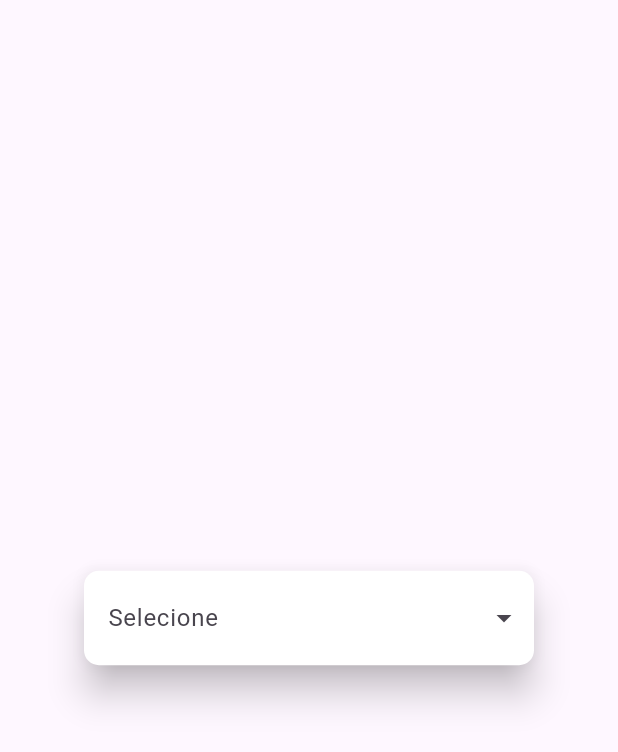
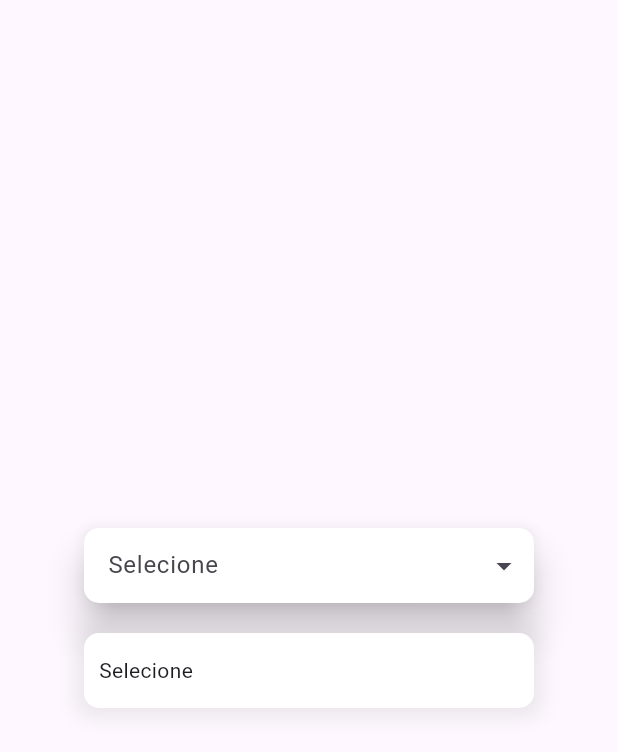
Before and after one commit to Lorenzobettega/simplesearchdropdown, a Flutter app: the screen it shows after launch, on a phone screen of 412 x 824 dp. Shown: the top 752 px of the screen. Run offline on Flutter 3.47's test engine with Material 2 defaults, Android fonts, the light colour scheme and no system bars.

Commit message:
faltando embelezamento mas tudo pronto

```diff
--- a/lib/main.dart
+++ b/lib/main.dart
@@ -1,4 +1,5 @@
 import 'package:flutter/material.dart';
+import 'package:searchdialog/multiple/multiple_dialog.dart';
 import 'package:searchdialog/single/searchdialog.dart';
 
 void main() {
@@ -26,16 +27,23 @@ class MyHomePage extends StatelessWidget {
 
   @override
   Widget build(BuildContext context) {
+    final listitems = ['A', 'B', 'C', 'D', 'E'];
     final TextEditingController controllerbar = TextEditingController();
     return Scaffold(
-      body: Column(
-        mainAxisAlignment: MainAxisAlignment.center,
-        children: [
-          Center(
-              child: SearchDialog(
-                  controllerBar: controllerbar,
-                  listItens: const ['A', 'B', 'C', 'D', 'E'])),
-        ],
+      body: Center(
+        child: Column(
+          mainAxisAlignment: MainAxisAlignment.center,
+          children: [
+            SearchDialog(
+                controllerBar: controllerbar,
+                listItens: listitems
+            ),
+            const SizedBox(height: 20,),
+            MultipleDialog(
+              listItems: listitems,
+            )
+          ],
+        ),
       ),
     );
   }
--- a/lib/multiple/multiple_dialog.dart
+++ b/lib/multiple/multiple_dialog.dart
@@ -3,7 +3,9 @@ import 'package:searchdialog/extensions.dart';
 import 'package:searchdialog/multiple/content_dialog_multiple.dart';
 
 class MultipleDialog extends StatefulWidget {
-  const MultipleDialog({super.key});
+  const MultipleDialog({super.key,required this.listItems});
+
+  final List<String> listItems;
 
   @override
   State<MultipleDialog> createState() => _MultipleDialogState();
@@ -37,10 +39,15 @@ class _MultipleDialogState extends State<MultipleDialog> {
     });
   }
 
-   void showOverlay(BuildContext context,) {
-    final RenderBox overlay = Overlay.of(context).context.findRenderObject() as RenderBox;
-    final RenderBox widgetPosition = overlayKey.currentContext!.findRenderObject() as RenderBox;
-    final Offset offset = widgetPosition.localToGlobal(Offset.zero, ancestor: overlay);
+  void showOverlay(
+    BuildContext context,
+  ) {
+    final RenderBox overlay =
+        Overlay.of(context).context.findRenderObject() as RenderBox;
+    final RenderBox widgetPosition =
+        overlayKey.currentContext!.findRenderObject() as RenderBox;
+    final Offset offset =
+        widgetPosition.localToGlobal(Offset.zero, ancestor: overlay);
 
     overlayEntry = OverlayEntry(
       builder: (context) => Stack(
@@ -60,12 +67,7 @@ class _MultipleDialogState extends State<MultipleDialog> {
               color: Colors.transparent,
               child: ContentMultiple(
                 onItemSelected: (value) => onItemSelected(value),
-                listItens: const [
-                  'A',
-                  'B',
-                  'C',
-                  'D',
-                ],
+                listItens: widget.listItems,
                 selectedItens: selectedItems,
               ),
             ),
@@ -89,7 +91,7 @@ class _MultipleDialogState extends State<MultipleDialog> {
       width: 300,
       child: InkWell(
         key: overlayKey,
-        onTap:  () {
+        onTap: () {
           if (overlayEntry == null) {
             showOverlay(context);
           } else {
@@ -113,12 +115,12 @@ class _MultipleDialogState extends State<MultipleDialog> {
           ),
           child: Padding(
             padding: const EdgeInsets.symmetric(horizontal: 10),
-            child: ScrollConfiguration(
+            child: selectedItems.isNotEmpty
+              ? ScrollConfiguration(
                   behavior: MyCustomScrollBehavior(),
                   child: ListView.separated(
                     scrollDirection: Axis.horizontal,
-                separatorBuilder: (context, index) =>
-                    const SizedBox(width: 5),
+                    separatorBuilder: (context, index) => const SizedBox(width: 5),
                     itemCount: selectedItems.length,
                     itemBuilder: (context, index) {
                       return Card(
@@ -126,14 +128,13 @@ class _MultipleDialogState extends State<MultipleDialog> {
                         elevation: 10,
                         child: Padding(
                           padding: const EdgeInsets.symmetric(
-                          horizontal: 20, vertical: 5),
+                              horizontal: 50, vertical: 5),
                           child: Row(
                             mainAxisAlignment: MainAxisAlignment.spaceBetween,
                             children: [
                               Text(selectedItems[index]),
                               InkWell(
-                            onTap: () =>
-                                onItemSelected(selectedItems[index]),
+                                onTap: () => onItemSelected(selectedItems[index]),
                                 child: const Icon(Icons.close),
                               )
                             ],
@@ -142,7 +143,14 @@ class _MultipleDialogState extends State<MultipleDialog> {
                       );
                     },
                   ),
-            ),
+                )
+                : const Column(
+                  mainAxisAlignment: MainAxisAlignment.center,
+                  crossAxisAlignment: CrossAxisAlignment.start,
+                  children: [
+                    Text('Selecione',textAlign: TextAlign.start,),
+                  ],
+                )
           ),
         ),
       ),
--- a/lib/single/searchdialog.dart
+++ b/lib/single/searchdialog.dart
@@ -46,7 +46,6 @@ class SearchDialog extends StatefulWidget {
 }
 
 class SearchDialogState extends State<SearchDialog> {
-
   @override
   void initState() {
     super.initState();
@@ -142,7 +141,7 @@ class SearchDialogState extends State<SearchDialog> {
     overlayEntry = null;
     setState(() {
       aberto = !aberto;
-      if(val!= null) widget.controllerBar.text = val;
+      if (val != null) widget.controllerBar.text = val;
     });
   }
 
@@ -150,10 +149,29 @@ class SearchDialogState extends State<SearchDialog> {
   Widget build(BuildContext context) {
     return SizedBox(
       width: widget.width,
-      height: 63,
+      height: 50,
       child: SearchBar(
         key: overlayKey,
-        trailing: widget.actions ?? [aberto ? const Icon(Icons.arrow_drop_up) : const Icon(Icons.arrow_drop_down)],
+        trailing: widget.actions ??
+            [
+              aberto
+                  ? const Icon(Icons.arrow_drop_up)
+                  : const Icon(Icons.arrow_drop_down),
+              Visibility(
+                visible: widget.controllerBar.text != '',
+                child: Row(
+                  children: [
+                    const SizedBox(
+                      width: 5,
+                    ),
+                    IconButton(
+                      onPressed: () => widget.controllerBar.clear(),
+                      icon: const Icon(Icons.clear)
+                    ),
+                  ],
+                ),
+              ),
+            ],
         controller: widget.controllerBar,
         backgroundColor:
             MaterialStatePropertyAll(widget.backgroundColor ?? Colors.white),
```
Lines whose indentation alone changed are shown as unchanged.
